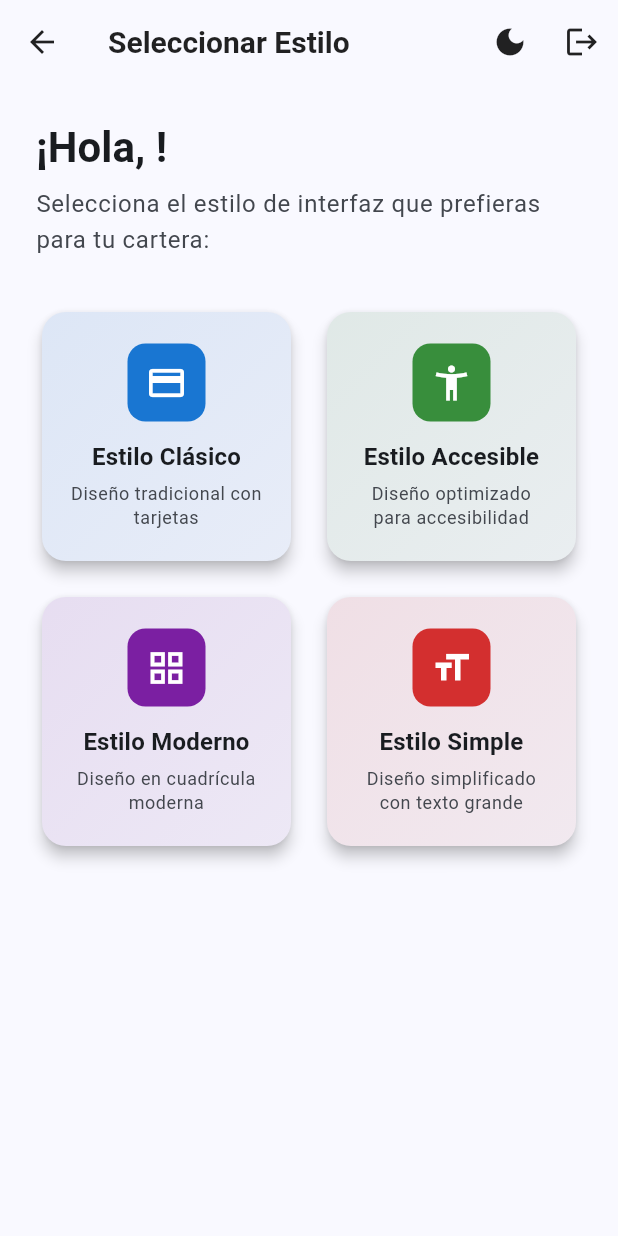
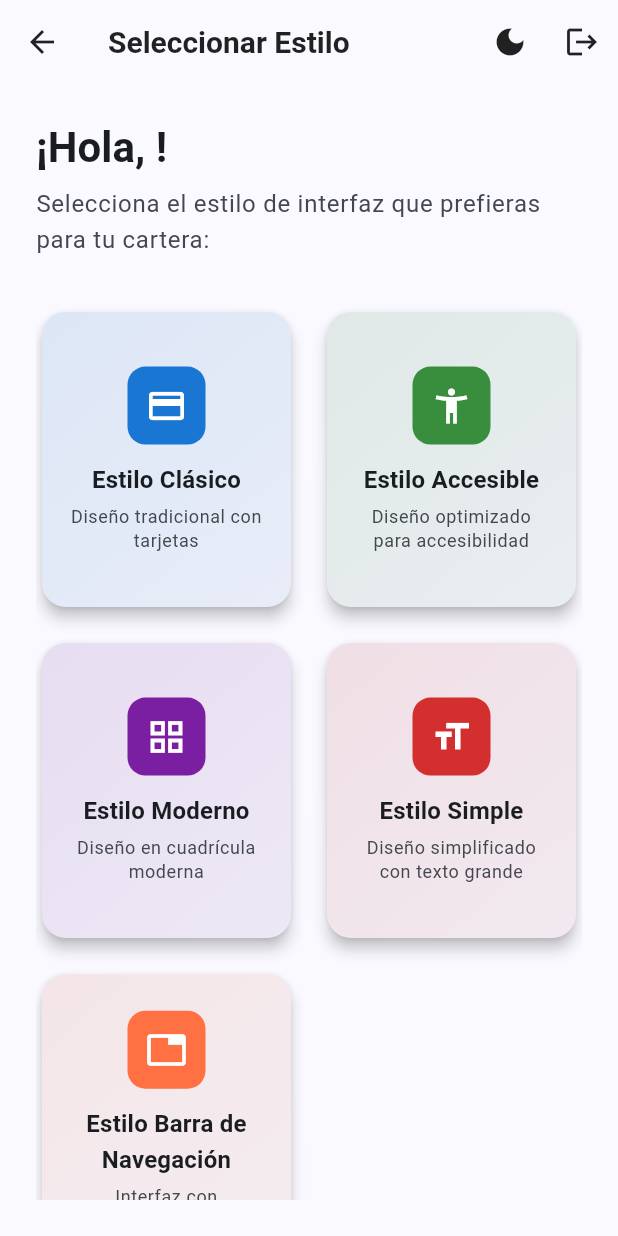
Before and after one commit to leoromerbric/demo_app_flutter, a Flutter app: the HomeSelectorScreen screen opened directly with empty values, on a phone screen of 412 x 824 dp. Run offline on Flutter 3.47's test engine with Material 3 defaults, Android fonts, the phone set to English and light mode, and no system bars; accounts and stored records are empty.

Commit message:
Refactor MainHomeScreen to HomeStyle5 and add as 5th option in HomeSelectorScreen
Co-authored-by: leoromerbric <4213071+leoromerbric@users.noreply.github.com>

```diff
--- a/lib/screens/home_selector_screen.dart
+++ b/lib/screens/home_selector_screen.dart
@@ -5,6 +5,7 @@ import 'home_styles/home_style_1.dart';
 import 'home_styles/home_style_2.dart';
 import 'home_styles/home_style_3.dart';
 import 'home_styles/home_style_4.dart';
+import 'home_styles/home_style_5.dart';
 
 class HomeSelectorScreen extends StatelessWidget {
   final VoidCallback onThemeToggle;
@@ -66,6 +67,7 @@ class HomeSelectorScreen extends StatelessWidget {
                   crossAxisCount: 2,
                   crossAxisSpacing: 16,
                   mainAxisSpacing: 16,
+                  childAspectRatio: 0.85,
                   children: [
                     _buildStyleCard(
                       context,
@@ -98,6 +100,14 @@ class HomeSelectorScreen extends StatelessWidget {
                       icon: Icons.format_size,
                       color: const Color(0xFFD32F2F),
                       onTap: () => _navigateToStyle(context, 4),
+                    ),
+                    _buildStyleCard(
+                      context,
+                      title: 'Estilo Barra de Navegación',
+                      description: 'Interfaz con navegación por pestañas',
+                      icon: Icons.tab,
+                      color: const Color(0xFFFF7043),
+                      onTap: () => _navigateToStyle(context, 5),
                     ),
                   ],
                 ),
@@ -193,6 +203,9 @@ class HomeSelectorScreen extends StatelessWidget {
       case 4:
         destination = HomeStyle4(onThemeToggle: onThemeToggle);
         break;
+      case 5:
+        destination = HomeStyle5(onThemeToggle: onThemeToggle);
+        break;
       default:
         return;
     }
--- a/lib/screens/login_screen.dart
+++ b/lib/screens/login_screen.dart
@@ -1,6 +1,6 @@
 import 'package:flutter/material.dart';
 import '../services/auth_service.dart';
-import 'main_home_screen.dart';
+import 'home_selector_screen.dart';
 
 class LoginScreen extends StatefulWidget {
   final VoidCallback onThemeToggle;
@@ -224,7 +224,7 @@ class _LoginScreenState extends State<LoginScreen> {
         Navigator.of(context).pushReplacement(
           MaterialPageRoute(
             builder: (context) =>
-                MainHomeScreen(onThemeToggle: widget.onThemeToggle),
+                HomeSelectorScreen(onThemeToggle: widget.onThemeToggle),
           ),
         );
       }
```
Also changed, not shown: lib/screens/home_styles/home_style_5.dart (renamed from lib/screens/main_home_screen.dart, +12 -12 lines).
